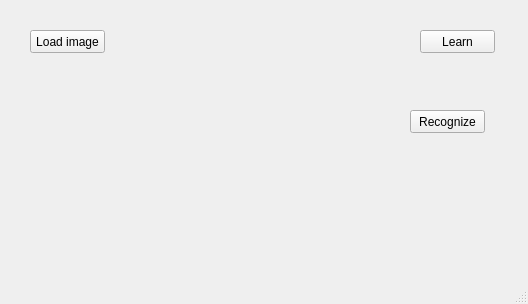
First picture: the form in window.ui, repository PavelKuropatin/perceptron, before the edit.
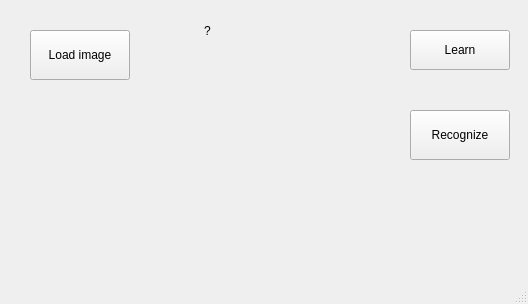
Second picture: the form after the edit.

Commit message: add percent label, add requirements

Diff of the .ui file:
```diff
--- a/window.ui
+++ b/window.ui
@@ -17,10 +17,10 @@
       <widget class="QPushButton" name="learn_button">
           <property name="geometry">
               <rect>
-                  <x>420</x>
+                  <x>410</x>
                   <y>30</y>
-                  <width>75</width>
-                  <height>23</height>
+                  <width>100</width>
+                  <height>40</height>
               </rect>
           </property>
           <property name="text">
@@ -32,8 +32,8 @@
               <rect>
                   <x>30</x>
                   <y>30</y>
-                  <width>75</width>
-                  <height>23</height>
+                  <width>100</width>
+                  <height>50</height>
               </rect>
           </property>
           <property name="text">
@@ -58,14 +58,27 @@
               <rect>
                   <x>410</x>
                   <y>110</y>
-                  <width>75</width>
-                  <height>23</height>
+                  <width>100</width>
+                  <height>50</height>
               </rect>
           </property>
           <property name="text">
               <string>Recognize</string>
           </property>
-   </widget>
+      </widget>
+      <widget class="QLabel" name="percent_label">
+          <property name="geometry">
+              <rect>
+                  <x>204</x>
+                  <y>20</y>
+                  <width>71</width>
+                  <height>21</height>
+              </rect>
+          </property>
+          <property name="text">
+              <string>?</string>
+          </property>
+      </widget>
   </widget>
   <widget class="QMenuBar" name="menubar">
    <property name="geometry">
```
Left out of the diff: 2 changed lines with no effect on the pictures. The commit also changes 3 other files.
